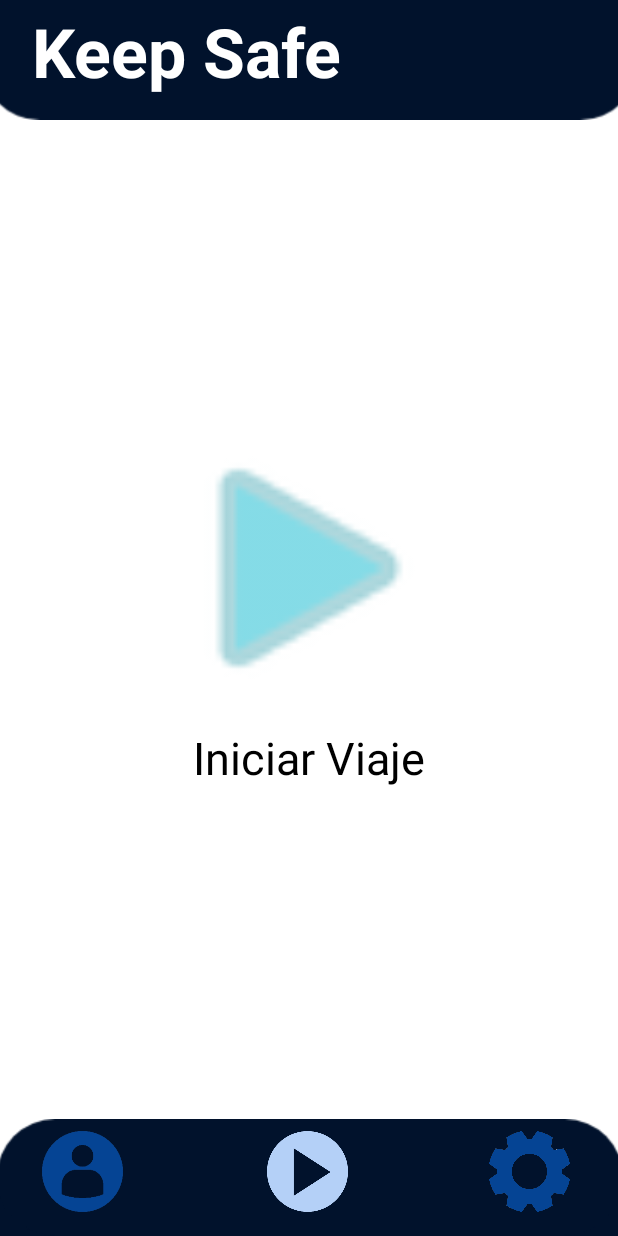
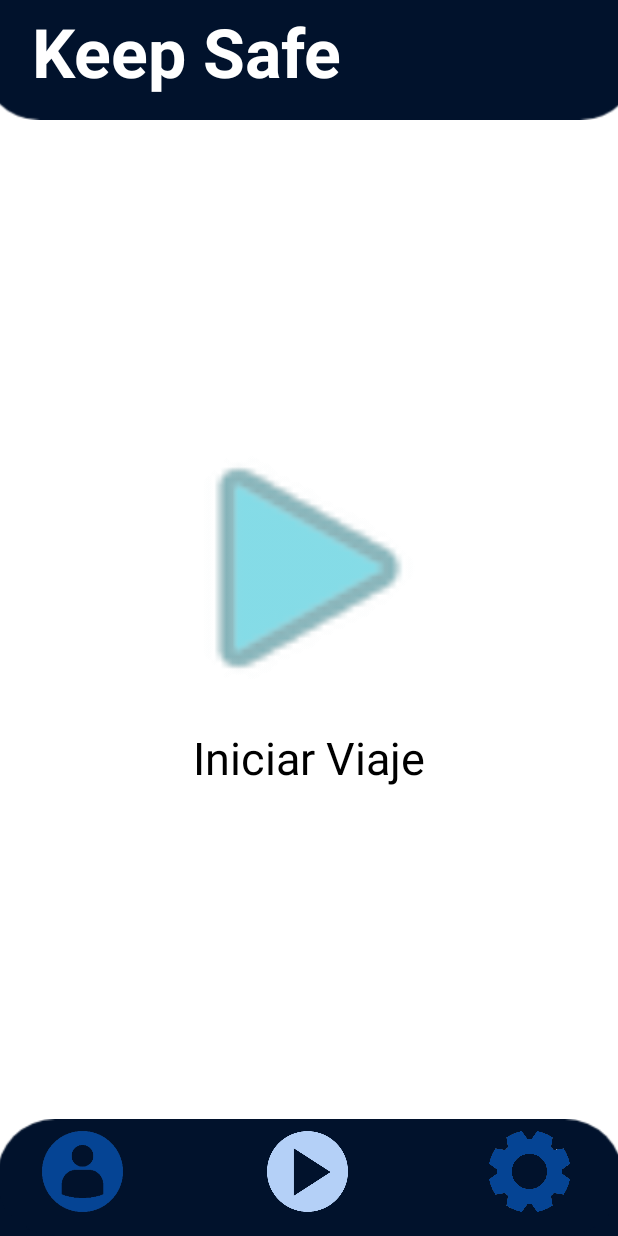
Before and after one commit to JulianHuertasUNAL/Keep-Safe-2, an Android app: the IniciarViaje screen opened directly, with no data from a screen before it, on a phone screen of 412 x 824 dp. Run offline under Robolectric (Android 15) with nearby library versions, the phone set to English and light mode, and no system bars.

Commit message:
CualquierMondax2

```diff
--- a/app/src/main/AndroidManifest.xml
+++ b/app/src/main/AndroidManifest.xml
@@ -5,6 +5,7 @@
     <uses-permission android:name="android.permission.INTERNET" />
     <uses-permission android:name="android.permission.ACCESS_COARSE_LOCATION" />
     <uses-permission android:name="android.permission.ACCESS_FINE_LOCATION" />
+
     <application
         android:allowBackup="true"
         android:icon="@mipmap/ic_launcher"
--- a/app/src/main/java/com/example/keepsafe/IniciarViaje.java
+++ b/app/src/main/java/com/example/keepsafe/IniciarViaje.java
@@ -19,7 +19,7 @@ public class IniciarViaje extends AppCompatActivity {
 
         Button perfil = (Button)findViewById(R.id.perfil);
         Button ajustes = (Button)findViewById(R.id.configuracion);
-
+        ImageButton iniciarViaje =(ImageButton)findViewById(R.id.imageButton3);
         ajustes.setOnClickListener(new View.OnClickListener() {
             @Override
             public void onClick(View v) {
@@ -34,6 +34,13 @@ public class IniciarViaje extends AppCompatActivity {
                 startActivity(perfil.addFlags(Intent.FLAG_ACTIVITY_CLEAR_TOP));
             }
         });
+        iniciarViaje.setOnClickListener(new View.OnClickListener() {
+            @Override
+            public void onClick(View v) {
+                Intent iniciarViaje = new Intent(IniciarViaje.this,ViajeIniciado.class);
+                startActivity(iniciarViaje.addFlags(Intent.FLAG_ACTIVITY_CLEAR_TOP));
+            }
+        });
 
 
 
--- a/app/src/main/java/com/example/keepsafe/VehicleForm.java
+++ b/app/src/main/java/com/example/keepsafe/VehicleForm.java
@@ -66,6 +66,7 @@ public class VehicleForm extends AppCompatActivity {
             }
         });
 
+
     }
 
     // Método para ejecutar petición de registro de datos en el webservice.
--- a/app/src/main/res/layout/activity_iniciar_viaje.xml
+++ b/app/src/main/res/layout/activity_iniciar_viaje.xml
@@ -45,20 +45,7 @@
         app:layout_constraintStart_toStartOf="parent"
         app:layout_constraintTop_toTopOf="parent" />
 
-    <ImageButton
-        android:id="@+id/imageButton3"
-        android:layout_width="194dp"
-        android:layout_height="196dp"
-        android:background="#00F6F6F6"
-        android:scaleType="centerCrop"
-        android:tint="#A845C9DA"
-        app:layout_constraintBottom_toTopOf="@+id/imageView5"
-        app:layout_constraintEnd_toEndOf="parent"
-        app:layout_constraintHorizontal_bias="0.497"
-        app:layout_constraintStart_toStartOf="parent"
-        app:layout_constraintTop_toBottomOf="@+id/imageView"
-        app:layout_constraintVertical_bias="0.427"
-        app:srcCompat="@android:drawable/ic_media_play" />
+
 
     <TextView
         android:id="@+id/textView7"
@@ -112,4 +99,21 @@
         app:layout_constraintBottom_toBottomOf="parent"
         app:layout_constraintEnd_toEndOf="parent" />
 
+
+
+    <ImageButton
+        android:id="@+id/imageButton3"
+        android:layout_width="194dp"
+        android:layout_height="196dp"
+        android:background="@android:drawable/ic_media_play"
+        android:scaleType="centerCrop"
+        android:tint="#A845C9DA"
+        app:layout_constraintBottom_toTopOf="@+id/imageView5"
+        app:layout_constraintEnd_toEndOf="parent"
+        app:layout_constraintHorizontal_bias="0.497"
+        app:layout_constraintStart_toStartOf="parent"
+        app:layout_constraintTop_toBottomOf="@+id/imageView"
+        app:layout_constraintVertical_bias="0.427"
+        app:srcCompat="@android:drawable/ic_media_play" />
+
 </androidx.constraintlayout.widget.ConstraintLayout>
```
Also changed, not shown: app/src/main/java/com/example/keepsafe/ViajeIniciado.java (+23 -4 lines), app/src/main/res/layout/activity_viaje_iniciado.xml (+47 -2 lines).
